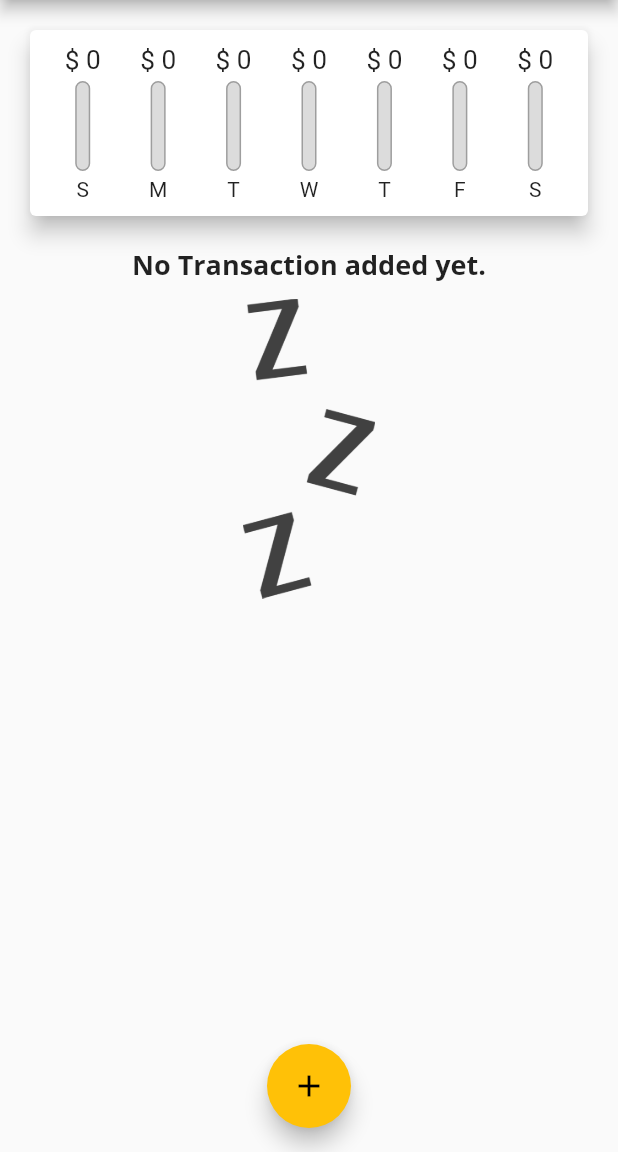
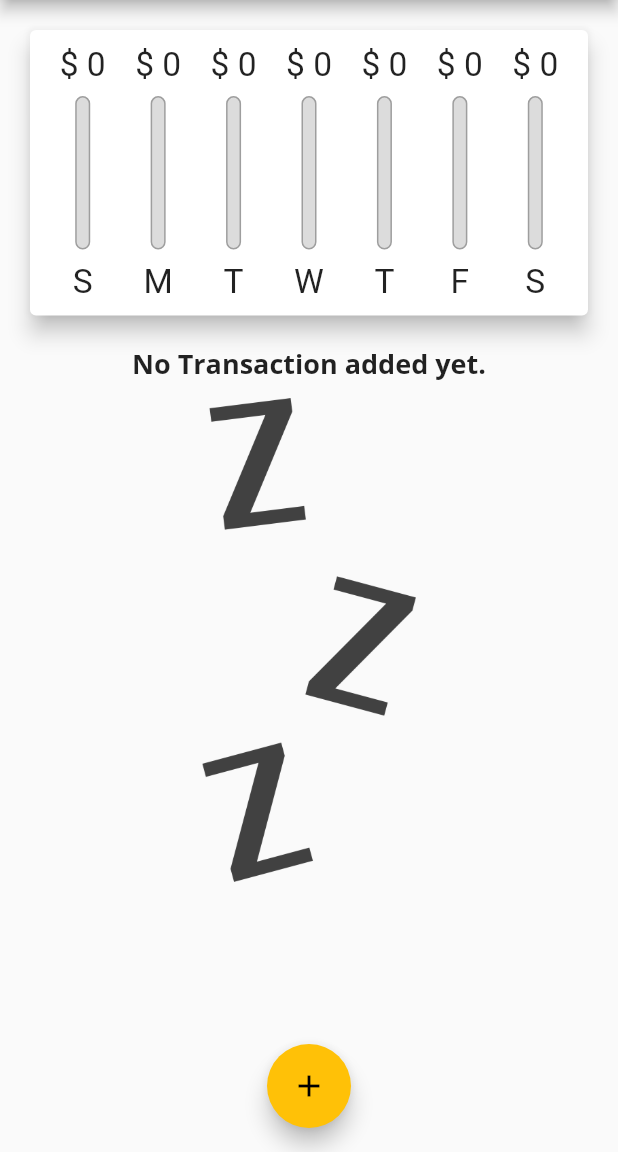
Before and after one commit to sandeepdev005/expenses_app, a Flutter app: the screen it shows after launch, on a phone screen of 412 x 824 dp, the part 84-1236 px from its top. Run offline on Flutter 3.47's test engine with Material 2 defaults, Android fonts, the phone set to English and light mode, and no system bars; Roboto replaces fonts that are missing (Open Sans).

Commit message:
- transaction_list.dart     Layout Builder     ItemBuilder  - new_transaction.dart     add lifecycle methods     optimized with constant to stop rendering
 - main
   add lifecycle method , with keyword

 -chart_bar
  screen alignment with constraint

```diff
--- a/lib/main.dart
+++ b/lib/main.dart
@@ -1,4 +1,8 @@
+import 'dart:io';
+
+import 'package:flutter/cupertino.dart';
 import 'package:flutter/material.dart';
+import 'package:flutter/services.dart';
 
 import './models/transaction.dart';
 import './widget/transaction_list.dart';
@@ -6,6 +10,10 @@ import './widget/new_transaction.dart';
 import './widget/chart.dart';
 
 void main() {
+  //Restrict the orientation
+  // WidgetsFlutterBinding.ensureInitialized();
+  // SystemChrome.setPreferredOrientations(
+  //     [DeviceOrientation.portraitUp, DeviceOrientation.portraitDown]);
   runApp(MyApp());
 }
 
@@ -13,7 +21,9 @@ class MyApp extends StatelessWidget {
   // This widget is the root of your application.
   @override
   Widget build(BuildContext context) {
-    return MaterialApp(
+    return Platform.isIOS
+        ? CupertinoApp()
+        : MaterialApp(
             title: 'Expenses App',
             theme: ThemeData(
               primarySwatch: Colors.purple,
@@ -43,7 +53,9 @@ class MyHomePage extends StatefulWidget {
   _MyHomePageState createState() => _MyHomePageState();
 }
 
-class _MyHomePageState extends State<MyHomePage> {
+class _MyHomePageState extends State<MyHomePage> with WidgetsBindingObserver {
+  bool _showChart = false;
+
   final titleInputController = TextEditingController();
 
   final amountInputController = TextEditingController();
@@ -62,6 +74,25 @@ class _MyHomePageState extends State<MyHomePage> {
       date: DateTime.now(),
     )*/
   ];
+
+  @override
+  void initState() {
+    // TODO: implement initState
+    super.initState();
+    WidgetsBinding.instance!.addObserver(this);
+  }
+
+  @override
+  void didChangeAppLifecycleState(AppLifecycleState state){
+    print(state);
+  }
+
+  @override
+  void dispose() {
+    super.dispose();
+    WidgetsBinding.instance!.removeObserver(this);
+  }
+
 
   List<Transaction> get _recentTransaction {
     return _userTransactions.where((tx) {
@@ -104,10 +135,48 @@ class _MyHomePageState extends State<MyHomePage> {
     );
   }
 
+  //builder methods returns single widget
+  Widget _buildLandscapeContent() {
+    return Row(
+      mainAxisAlignment: MainAxisAlignment.center,
+      children: [
+        Text('Show Chart'),
+        //use Switch.adaptive() -> Platform specific switch will be pick and display in the device
+        Switch(
+            value: _showChart,
+            onChanged: (resultValue) {
+              setState(() {
+                _showChart = resultValue;
+              });
+            }),
+      ],
+    );
+  }
+
+  //call these methods as builder methods - returns multiple widget
+  List<Widget> _buildPortraitContent(
+      MediaQueryData mediaQuery, AppBar appBar, Widget txListWidget) {
+    return [
+      Container(
+        //MediaQuery.of(context).size.height -> includes status bar and appbar height
+        height: (mediaQuery.size.height -
+                appBar.preferredSize.height -
+                //MediaQuery.of(context).padding.top -> refers to status bar height
+                mediaQuery.padding.top) *
+            0.3,
+        child: Chart(transactionList: _recentTransaction),
+      ),
+      txListWidget
+    ];
+  }
+
   @override
   Widget build(BuildContext context) {
-    return Scaffold(
-      appBar: AppBar(
+    final mediaQuery = MediaQuery.of(
+        context); //Maintain globally , if using more than one time
+    final isLandScape = mediaQuery.orientation == Orientation.landscape;
+
+    final appBar = AppBar(
       title: Text(
         "Flutter App",
         style: TextStyle(fontFamily: "Open Sans"),
@@ -120,25 +189,58 @@ class _MyHomePageState extends State<MyHomePage> {
           ),
         )
       ],
+    );
+
+    final txListWidget = Container(
+      height: (mediaQuery.size.height -
+              appBar.preferredSize.height -
+              //MediaQuery.of(context).padding.top -> refers to status bar height
+              mediaQuery.padding.top) *
+          0.7,
+      child: TransactionList(
+        transactionsList: _userTransactions,
+        deleteTransaction: _deleteTransaction,
       ),
+    );
+
+    return Scaffold(
+      appBar: appBar,
       body: SingleChildScrollView(
         child: Column(
           // mainAxisAlignment: MainAxisAlignment.center,
           crossAxisAlignment: CrossAxisAlignment.stretch,
           children: [
-            Chart(transactionList: _recentTransaction),
-            TransactionList(
-              transactionsList: _userTransactions,
-              deleteTransaction: _deleteTransaction,
-            ),
+            //optimized
+            if (isLandScape) _buildLandscapeContent(),
+            //optimized
+            if (!isLandScape)
+              ..._buildPortraitContent(mediaQuery, appBar, txListWidget),
+
+            //not optimized
+            if (isLandScape)
+              _showChart
+                  ? Container(
+                      //MediaQuery.of(context).size.height -> includes status bar and appbar height
+                      height: (mediaQuery.size.height -
+                              appBar.preferredSize.height -
+                              //MediaQuery.of(context).padding.top -> refers to status bar height
+                              mediaQuery.padding.top) *
+                          1,
+                      child: Chart(transactionList: _recentTransaction),
+                    )
+                  : txListWidget
           ],
         ),
       ),
       floatingActionButtonLocation: FloatingActionButtonLocation.centerFloat,
-      floatingActionButton: FloatingActionButton(
+      //Checking platform , if Android then show floating button else dont show.
+      //uses dart.io package for checking purpose
+      floatingActionButton: Platform.isAndroid
+          ? FloatingActionButton(
               child: Icon(Icons.add),
               onPressed: () => showAddNewTransaction(context),
-      ),
+            )
+          : Container(),
     );
   }
 }
--- a/lib/widget/chart_bar.dart
+++ b/lib/widget/chart_bar.dart
@@ -9,14 +9,15 @@ class ChartBar extends StatelessWidget {
 
   @override
   Widget build(BuildContext context) {
+    return LayoutBuilder(builder: (ctx, constraint) {
       return Column(
         children: [
           Container(
-            height: 20,
-            child:
-                FittedBox(child: Text("\$ ${spendAmount.toStringAsFixed(0)}"))),
+              height: constraint.maxHeight * 0.15,
+              child: FittedBox(
+                  child: Text("\$ ${spendAmount.toStringAsFixed(0)}"))),
           SizedBox(
-          height: 4,
+            height: constraint.maxHeight * 0.05,
           ),
           Container(
             child: Container(
@@ -44,14 +45,19 @@ class ChartBar extends StatelessWidget {
                 ],
               ),
             ),
-          height: 60,
+            height: constraint.maxHeight * 0.6,
             width: 10,
           ),
           SizedBox(
-          height: 4,
+            height: constraint.maxHeight * 0.05,
           ),
-        Text(label)
+          Container(
+              height: constraint.maxHeight * 0.15,
+              child: FittedBox(
+                child: Text(label),
+              ))
         ],
       );
+    });
   }
 }
--- a/lib/widget/transaction_list.dart
+++ b/lib/widget/transaction_list.dart
@@ -1,5 +1,5 @@
+import './transaction_item.dart';
 import 'package:flutter/material.dart';
-import 'package:intl/intl.dart';
 import '../models/transaction.dart';
 
 class TransactionList extends StatelessWidget {
@@ -11,10 +11,9 @@ class TransactionList extends StatelessWidget {
 
   @override
   Widget build(BuildContext context) {
-    return Container(
-      height: 500,
-      child: transactionsList.isEmpty
-          ? Column(
+    return transactionsList.isEmpty
+        ? LayoutBuilder(builder: (ctx, constraint) {
+            return Column(
               children: [
                 Text('No Transaction added yet.',
                     style: Theme.of(context).textTheme.title),
@@ -22,49 +21,23 @@ class TransactionList extends StatelessWidget {
                   height: 10,
                 ), //Empty box for spacing purpose
                 Container(
-                  height: 200,
+                  height: constraint.maxHeight * 0.6,
                   child: Image.asset(
                     "assets/images/waiting.png",
                     fit: BoxFit.cover,
                   ),
                 ),
               ],
-            )
-          : ListView.builder(
-              itemBuilder: (ctx, index) {
-                return Card(
-                  margin: EdgeInsets.symmetric(vertical: 8, horizontal: 5),
-                  elevation: 5,
-                  child: ListTile(
-                    leading: CircleAvatar(
-                      radius: 30,
-                      child: Padding(
-                        padding: const EdgeInsets.all(6.0),
-                        child: FittedBox(
-                            child:
-                                Text('\$ ${transactionsList[index].amount}')),
-                      ),
-                    ),
-                    title: Text(
-                      '${transactionsList[index].title}',
-                      style: Theme.of(context).textTheme.title,
-                    ),
-                    subtitle: Text(
-                        '${DateFormat.yMMMEd().format(transactionsList[index].date)}'),
-                    trailing: IconButton(
-                      icon: Icon(
-                        Icons.delete,
-                        color: Theme.of(context).errorColor,
-                      ),
-                      onPressed: () =>
-                          deleteTransaction(transactionsList[index].id),
-                    ),
-                  ),
-                );
-              },
-              itemCount: transactionsList.length,
-            ),
-    );
+            );
+          })
+        : ListView.builder(
+            itemBuilder: (ctx, index) {
+              return TransactionItem(
+                  transactions: transactionsList[index],
+                  deleteTransaction: deleteTransaction);
+            },
+            itemCount: transactionsList.length,
+          );
   }
 }
 
```
Also changed, not shown: lib/widget/new_transaction.dart (+36 -7 lines), lib/widget/transaction_item.dart (added, +53 -0 lines). Lines whose indentation alone changed are shown as unchanged.
